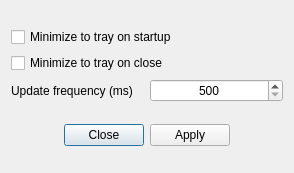
Above: ui/settings_dialog.ui from AlexandrAlexeev7119/NvCtrl-linux before the change. Below: the same form after it.
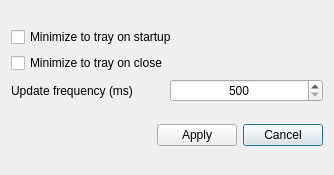
That is the form after the change.

```diff
--- a/ui/settings_dialog.ui
+++ b/ui/settings_dialog.ui
@@ -6,8 +6,8 @@
    <rect>
     <x>0</x>
     <y>0</y>
-    <width>294</width>
-    <height>173</height>
+    <width>334</width>
+    <height>175</height>
    </rect>
   </property>
   <property name="windowTitle">
@@ -64,10 +64,10 @@
      </item>
     </layout>
    </item>
-   <item row="3" column="1">
-    <widget class="QPushButton" name="pushButton_close">
+   <item row="3" column="3">
+    <widget class="QPushButton" name="pushButton_cancel">
      <property name="text">
-      <string>Close</string>
+      <string>Cancel</string>
      </property>
     </widget>
    </item>
```
Left out of the diff: 6 changed lines with no effect on the pictures.
